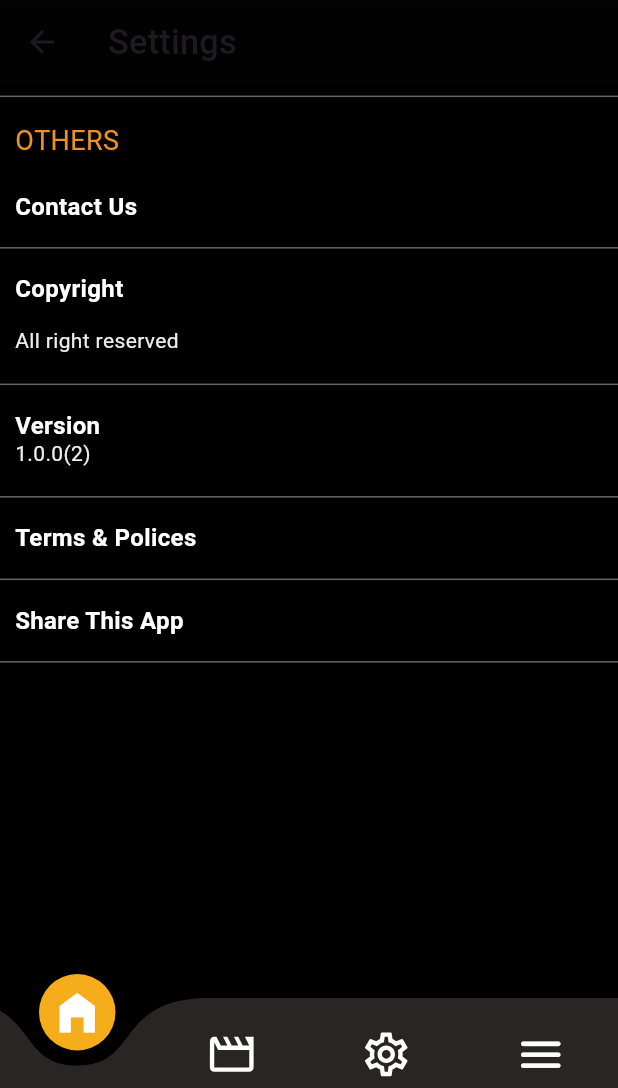
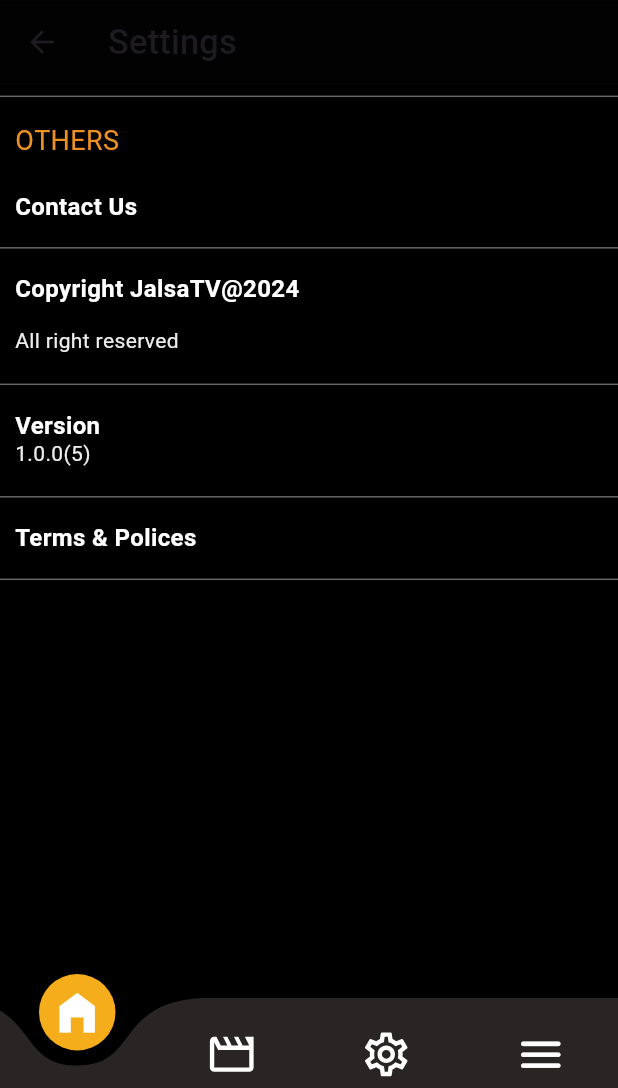
Before and after one commit to shri-rang/streamapp, a Flutter app: the LandingScreen screen opened by its route, swiped to page 3, on a phone screen of 412 x 824 dp, the part 148-1236 px from its top. Run offline on Flutter 3.47's test engine with Material 3 defaults, Android fonts, the phone set to English and light mode, and no system bars; drawn by our look-alikes of curved_navigation_bar; our stand-ins replace animated_notch_bottom_bar, animated_splash_screen, another_flutter_splash_screen, bloc, carousel_slider, chewie and 29 more; missing offline and left inert: flutter_downloader, flutter_pagewise, flutter_paypal, flutter_share, onesignal_flutter, razorpay_flutter; accounts and stored records are empty; network calls fail; statements that could not run were skipped.

Commit message:
jalsa new chanes bbbb

```diff
--- a/lib/main.dart
+++ b/lib/main.dart
@@ -1,6 +1,6 @@
 //import 'dart:io';
 
-import 'package:admob_flutter/admob_flutter.dart';
+// import 'package:admob_flutter/admob_flutter.dart';
 import 'package:device_preview/device_preview.dart';
 import 'package:firebase_core/firebase_core.dart';
 import 'package:flutter/material.dart';
--- a/lib/models/drawer_model.dart
+++ b/lib/models/drawer_model.dart
@@ -28,16 +28,16 @@
       navItemName: AppContent.profile,
       navItemIcon: "outline_person_24.svg",
       isSelected: false),
-  DrawerModel(
-      id: 8,
-      navItemName: AppContent.favorite,
-      navItemIcon: "outline_favorite_border_24.svg",
-      isSelected: false),
-  DrawerModel(
-      id: 9,
-      navItemName: AppContent.purchases,
-      navItemIcon: "ic_subscriptions_black_24dp.svg",
-      isSelected: false),
+  // DrawerModel(
+  //     id: 8,
+  //     navItemName: AppContent.favorite,
+  //     navItemIcon: "outline_favorite_border_24.svg",
+  //     isSelected: false),
+  // DrawerModel(
+  //     id: 9,
+  //     navItemName: AppContent.purchases,
+  //     navItemIcon: "ic_subscriptions_black_24dp.svg",
+  //     isSelected: false),
   DrawerModel(
       id: 10,
       navItemName: AppContent.settings,
--- a/lib/screen/settings_screen.dart
+++ b/lib/screen/settings_screen.dart
@@ -1,4 +1,3 @@
-import 'package:app_review/app_review.dart';
 import 'package:flutter/material.dart';
 import '../../service/authentication_service.dart';
 import 'package:hive/hive.dart';
@@ -184,25 +183,25 @@
               ),
             ),
             _divider(isDark),
-            InkWell(
-              onTap: () {
-                // AppReview.storeListing.then((onValue) {
-                //   setState(() {
-                //     output = onValue;
-                //   });
-                //   print(onValue);
-                // });
-              },
-              child: Padding(
-                padding: const EdgeInsets.symmetric(
-                    vertical: 10.0, horizontal: 10.0),
-                child: Text(AppContent.shareThisApp,
-                    style: isDark!
-                        ? CustomTheme.bodyText2BoldWhite
-                        : CustomTheme.bodyText2Bold),
-              ),
-            ),
-            _divider(isDark),
+            // InkWell(
+            //   onTap: () {
+            //     // AppReview.storeListing.then((onValue) {
+            //     //   setState(() {
+            //     //     output = onValue;
+            //     //   });
+            //     //   print(onValue);
+            //     // });
+            //   },
+            //   child: Padding(
+            //     padding: const EdgeInsets.symmetric(
+            //         vertical: 10.0, horizontal: 10.0),
+            //     child: Text(AppContent.shareThisApp,
+            //         style: isDark!
+            //             ? CustomTheme.bodyText2BoldWhite
+            //             : CustomTheme.bodyText2Bold),
+            //   ),
+            // ),
+            // _divider(isDark),
           ],
         ),
       ),
--- a/lib/strings.dart
+++ b/lib/strings.dart
@@ -121,7 +121,7 @@
   static final String others = "OTHERS";
   static final String contactUs = "Contact Us";
   static final String infoAddress = "Info@spagreen.net";
-  static final String copyright = "Copyright";
+  static final String copyright = "Copyright JalsaTV@2024";
   static final String copyrightText = "Copyright @ Spagreen";
   static final String allRightReserved = "All right reserved";
   static final String version = "Version";
--- a/lib/widgets/banner_ads.dart
+++ b/lib/widgets/banner_ads.dart
@@ -1,4 +1,4 @@
-import 'package:admob_flutter/admob_flutter.dart';
+// import 'package:admob_flutter/admob_flutter.dart';
 import 'package:flutter/material.dart';
 import '../../models/configuration.dart';
 import 'package:hive_flutter/hive_flutter.dart';
@@ -19,14 +19,16 @@
         if (adsConfig!.adsEnable == "1")
           return Container(
             width: MediaQuery.of(context).size.width,
-            color: isDark! ? CustomTheme.primaryColorDark : CustomTheme.whiteColor,
+            color:
+                isDark! ? CustomTheme.primaryColorDark : CustomTheme.whiteColor,
             child: Container(
-              child: AdmobBanner(
-                // adUnitId: adsConfig.admobBannerAdsId,
-                adUnitId: "ca-app-pub-3940256099942544/6300978111",
-                adSize: AdmobBannerSize.BANNER,
-              ),
-            ),
+                // child:
+                // AdmobBanner(
+                //   // adUnitId: adsConfig.admobBannerAdsId,
+                //   adUnitId: "ca-app-pub-3940256099942544/6300978111",
+                //   adSize: AdmobBannerSize.BANNER,
+                // ),
+                ),
           );
         return Container(
           height: 0.0,
--- a/pubspec.yaml
+++ b/pubspec.yaml
@@ -15,14 +15,14 @@
 # In iOS, build-name is used as CFBundleShortVersionString while build-number used as CFBundleVersion.
 # Read more about iOS versioning at
 # https://developer.apple.com/library/archive/documentation/General/Reference/InfoPlistKeyReference/Articles/CoreFoundationKeys.html
-version: 1.0.0+2
+version: 1.0.0+5
 
 environment:
   sdk: ">=2.18.1 <3.0.0"
 
 dependencies:
-  admob_flutter: ^3.0.0
-  app_review: ^2.1.2+1
+  # admob_flutter: ^3.0.0
+  # app_review: ^2.1.2+1
   built_value: ^8.4.1
   carousel_slider: ^4.1.1
   change_app_package_name: ^1.1.0
```
Also changed, not shown: lib/app.dart (+28 -12 lines), lib/pages/CoontinuePage.dart (+29 -29 lines), lib/screen/landing_screen.dart (+10 -10 lines), lib/screen/live_tv_details_screen.dart (+29 -30 lines), lib/screen/movie/movie_details_screen.dart (+10 -4 lines), lib/screen/movie_screen.dart (+24 -24 lines), lib/utils/route.dart (+5 -2 lines), 2 other files.
